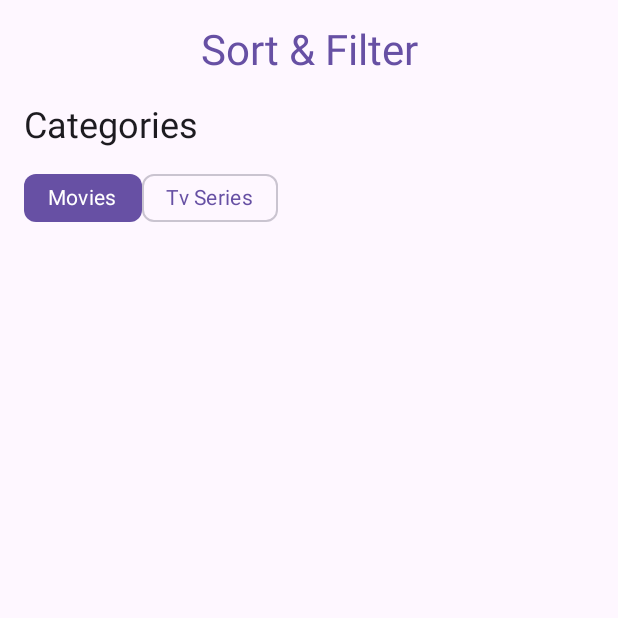
After one commit to tolgaprm/MovaApp-compose-multiplatform, an Android app built with Jetpack Compose: the composable ExploreSheetContent shown on its own in the app's theme, on a phone screen of 412 x 824 dp, the top half of it. The commit adds this screen. Run offline under Robolectric (Android 15) with nearby library versions, the phone set to English and light mode, and no system bars; 3 statements that could not run were skipped.

Commit message:
Mova 105 - Implement Explore Screen #12
- Add ExploreViewModel
- Add BottomSheet for filter

```diff
--- a/shared/src/commonMain/kotlin/core/di/AppModule.kt
+++ b/shared/src/commonMain/kotlin/core/di/AppModule.kt
@@ -1,6 +1,7 @@
 package core.di
 
 import feature_detail.di.detailModule
+import feature_explore.di.exploreModule
 import feature_home.di.homeModule
 import org.koin.core.context.startKoin
 
@@ -10,7 +11,8 @@ fun initKoin() {
             platformModule(),
             coreModule,
             homeModule,
-            detailModule
+            detailModule,
+            exploreModule
         )
     }
 }
--- /dev/null
+++ b/shared/src/commonMain/kotlin/feature_explore/presentation/components/ExploreSheetContent.kt
@@ -0,0 +1,82 @@
+package feature_explore.presentation.components
+
+import androidx.compose.foundation.layout.Box
+import androidx.compose.foundation.layout.Column
+import androidx.compose.foundation.layout.Row
+import androidx.compose.foundation.layout.Spacer
+import androidx.compose.foundation.layout.fillMaxSize
+import androidx.compose.foundation.layout.fillMaxWidth
+import androidx.compose.foundation.layout.height
+import androidx.compose.foundation.layout.padding
+import androidx.compose.material3.MaterialTheme
+import androidx.compose.material3.Text
+import androidx.compose.runtime.Composable
+import androidx.compose.ui.Modifier
+import androidx.compose.ui.text.style.TextAlign
+import core.presentation.theme.dimensions
+import feature_explore.presentation.model.FilterItem
+
+@Composable
+fun ExploreSheetContent(modifier: Modifier = Modifier) {
+    Box(
+        modifier = modifier
+            .fillMaxWidth()
+            .padding(MaterialTheme.dimensions.fourLevel)
+    ) {
+        Column(
+            modifier = Modifier.fillMaxSize()
+        ) {
+            Text(
+                text = "Sort & Filter",
+                modifier = Modifier.fillMaxWidth(),
+                textAlign = TextAlign.Center,
+                color = MaterialTheme.colorScheme.primary,
+                style = MaterialTheme.typography.headlineMedium
+            )
+            Spacer(modifier = Modifier.height(MaterialTheme.dimensions.fourLevel))
+
+            SheetFilterSection(
+                modifier = Modifier.fillMaxWidth(),
+                title = "Categories",
+                filterItems = listOf(
+                    FilterItem(
+                        id = 1,
+                        title = "Movies",
+                        isSelected = true
+                    ),
+                    FilterItem(
+                        id = 2,
+                        title = "Tv Series",
+                        isSelected = false
+                    )
+                )
+            )
+        }
+    }
+}
+
+@Composable
+private fun SheetFilterSection(
+    modifier: Modifier = Modifier,
+    title: String,
+    filterItems: List<FilterItem>,
+) {
+    Column(modifier = modifier) {
+        Text(
+            text = title,
+            style = MaterialTheme.typography.headlineSmall
+        )
+
+        Spacer(modifier = Modifier.height(MaterialTheme.dimensions.twoLevel))
+
+        Row(
+            modifier = Modifier.fillMaxWidth()
+        ) {
+            filterItems.forEach { filterItem ->
+                MovaFilterChip(
+                    filterItem = filterItem
+                )
+            }
+        }
+    }
+}
--- /dev/null
+++ b/shared/src/commonMain/kotlin/feature_explore/presentation/components/MovaFilterChip.kt
@@ -0,0 +1,39 @@
+package feature_explore.presentation.components
+
+import androidx.compose.material3.ExperimentalMaterial3Api
+import androidx.compose.material3.FilterChip
+import androidx.compose.material3.FilterChipDefaults
+import androidx.compose.material3.MaterialTheme
+import androidx.compose.material3.Text
+import androidx.compose.runtime.Composable
+import androidx.compose.ui.Modifier
+import androidx.compose.ui.graphics.Color
+import feature_explore.presentation.model.FilterItem
+
+@OptIn(ExperimentalMaterial3Api::class)
+@Composable
+fun MovaFilterChip(
+    modifier: Modifier = Modifier,
+    filterItem: FilterItem
+) {
+    FilterChip(
+        modifier = modifier,
+        selected = filterItem.isSelected,
+        onClick = { },
+        label = {
+            Text(
+                text = filterItem.title,
+                style = MaterialTheme.typography.bodyMedium
+            )
+        },
+        colors = FilterChipDefaults.filterChipColors(
+            containerColor = Color.Transparent,
+            labelColor = MaterialTheme.colorScheme.primary,
+            selectedContainerColor = MaterialTheme.colorScheme.primary,
+            selectedLabelColor = MaterialTheme.colorScheme.onPrimary
+        ),
+        border = FilterChipDefaults.filterChipBorder(
+            borderColor = MaterialTheme.colorScheme.primary
+        )
+    )
+}
--- /dev/null
+++ b/shared/src/commonMain/kotlin/feature_explore/presentation/model/FilterItem.kt
@@ -0,0 +1,7 @@
+package feature_explore.presentation.model
+
+data class FilterItem(
+    val id: Int,
+    val title: String,
+    val isSelected: Boolean
+)
```
Also changed, not shown: shared/src/commonMain/kotlin/feature_explore/di/exploreModule.kt (added, +8 -0 lines), shared/src/commonMain/kotlin/feature_explore/presentation/ExploreScreen.kt (+95 -8 lines), shared/src/commonMain/kotlin/feature_explore/presentation/ExploreScreenEvent.kt (added, +7 -0 lines), shared/src/commonMain/kotlin/feature_explore/presentation/ExploreScreenUiState.kt (added, +36 -0 lines), shared/src/commonMain/kotlin/feature_explore/presentation/ExploreViewModel.kt (added, +11 -0 lines), shared/src/commonMain/kotlin/feature_explore/presentation/components/MovaSearchBar.kt (added, +40 -0 lines), shared/src/commonMain/kotlin/feature_explore/presentation/navigation/ExploreScreenRoute.kt (+12 -1 lines), shared/src/commonMain/kotlin/feature_home/presentation/HomeScreen.kt (renamed from shared/src/commonMain/kotlin/feature_home/presentation/HomeScreenRoute.kt).
